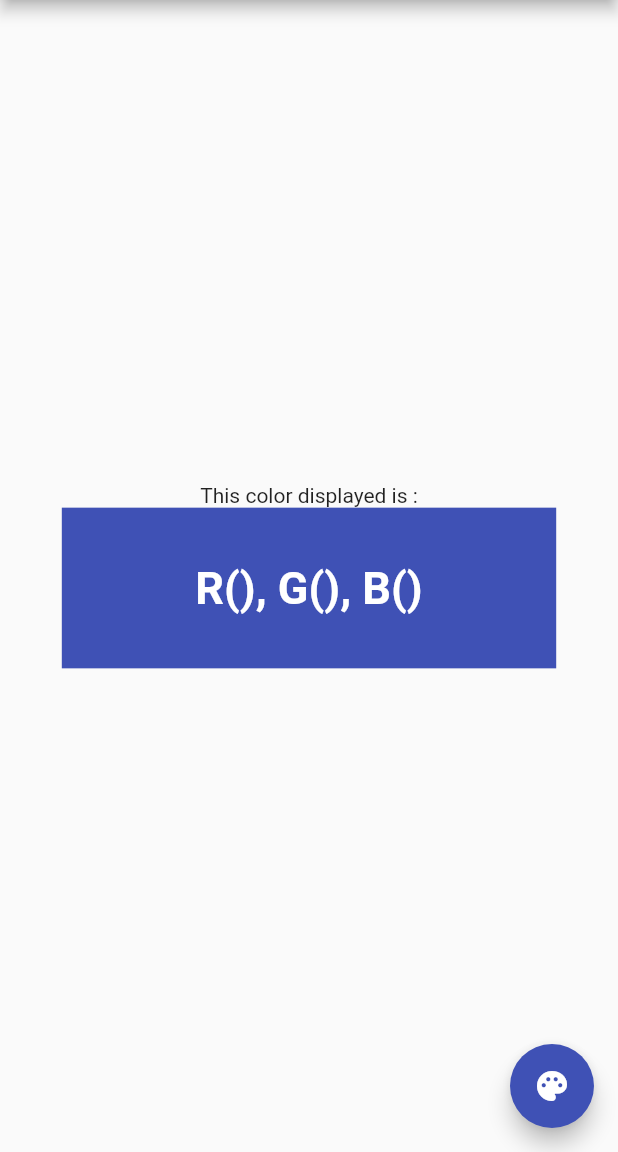
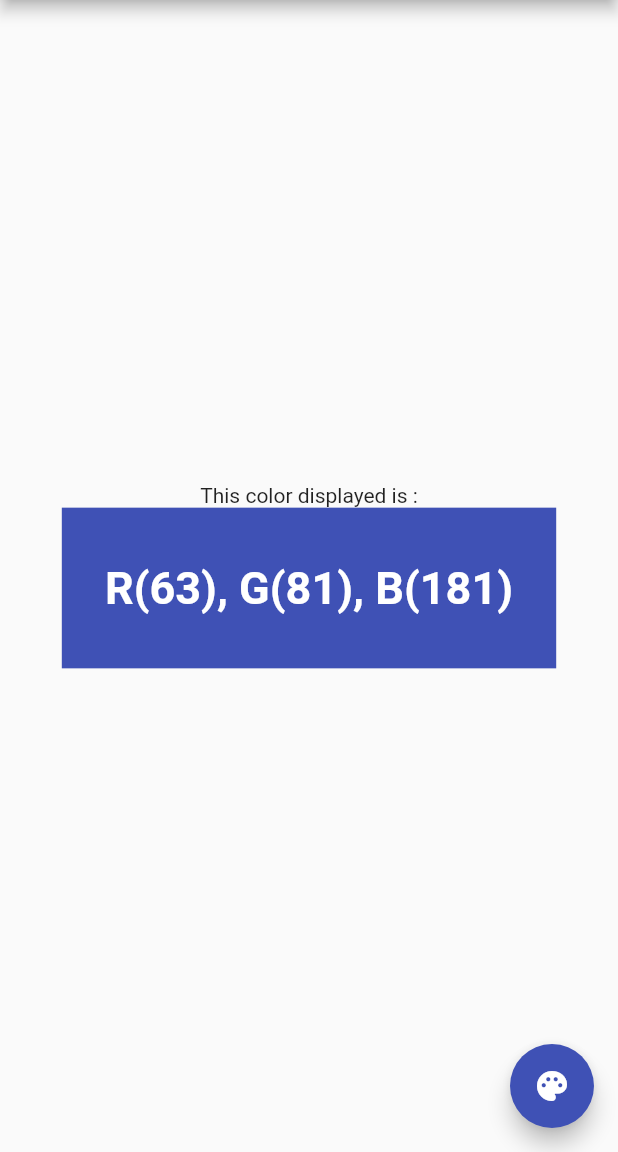
Before and after one commit to houcem-h/dsi3_state_management, a Flutter app: the screen it shows after launch, on a phone screen of 412 x 824 dp, the part 84-1236 px from its top. Run offline on Flutter 3.47's test engine with Material 2 defaults, Android fonts, the phone set to English and light mode, and no system bars.

Commit message:
change color logic

```diff
--- a/lib/main.dart
+++ b/lib/main.dart
@@ -1,3 +1,5 @@
+import 'dart:math';
+
 import 'package:flutter/material.dart';
 
 void main() {
@@ -14,22 +16,35 @@ class MyApp extends StatelessWidget {
       theme: ThemeData(
         primarySwatch: Colors.blue,
       ),
-      home: const StateManagementApp(title: 'Random Color App', color: Colors.indigo),
+      home: StateManagementApp(title: 'Random Color App', color: Colors.indigo),
     );
   }
 }
 
 class StateManagementApp extends StatefulWidget {
-  const StateManagementApp({Key? key, required this.title, required this.color}) : super(key: key);
+  StateManagementApp({Key? key, required this.title, required this.color}) : super(key: key);
 
   final String title;
-  final Color color;
+  Color color;
 
   @override
   State<StateManagementApp> createState() => _StateManagementAppState();
 }
 
 class _StateManagementAppState extends State<StateManagementApp> {
+
+  int _red = 0;
+  int _green = 0;
+  int _blue = 0;
+
+  void _changeColor() {
+    _red = Random.secure().nextInt(266);
+    _green = Random.secure().nextInt(266);
+    _blue = Random.secure().nextInt(266);
+    setState(() {
+      widget.color = Color.fromRGBO(_red, _green, _blue, 1);
+    });
+  }
 
   @override
   Widget build(BuildContext context) {
@@ -47,11 +62,11 @@ class _StateManagementAppState extends State<StateManagementApp> {
               width: MediaQuery.of(context).size.width * 0.8,
               height: MediaQuery.of(context).size.height * 0.13,
               color: widget.color,
-              child: const Center(
+              child: Center(
                 child: Text(
-                  'R(), G(), B()',
+                  'R(${widget.color.red}), G(${widget.color.green}), B(${widget.color.blue})',
                   textAlign: TextAlign.center,
-                  style: TextStyle(
+                  style: const TextStyle(
                     color: Colors.white,
                     fontSize: 30,
                     fontWeight: FontWeight.bold
@@ -66,7 +81,7 @@ class _StateManagementAppState extends State<StateManagementApp> {
         tooltip: 'Change color',
         backgroundColor: widget.color,
         child: const Icon(Icons.palette),
-        onPressed: null,
+        onPressed: _changeColor,
 
       ),
     );
```
